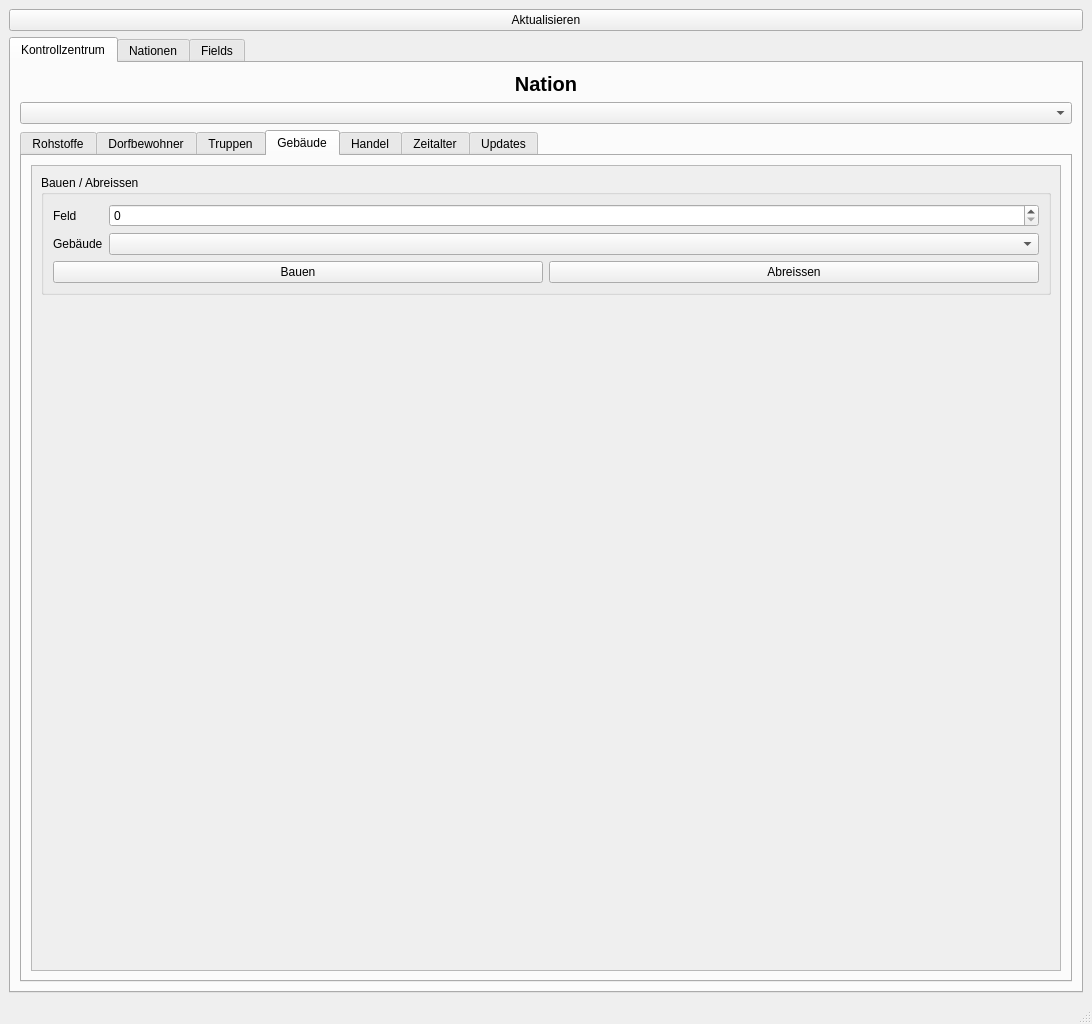
The window that src/ui/GameUI.ui (lstoffer/Age-of-Empires) describes before a commit, drawn with Qt 5.
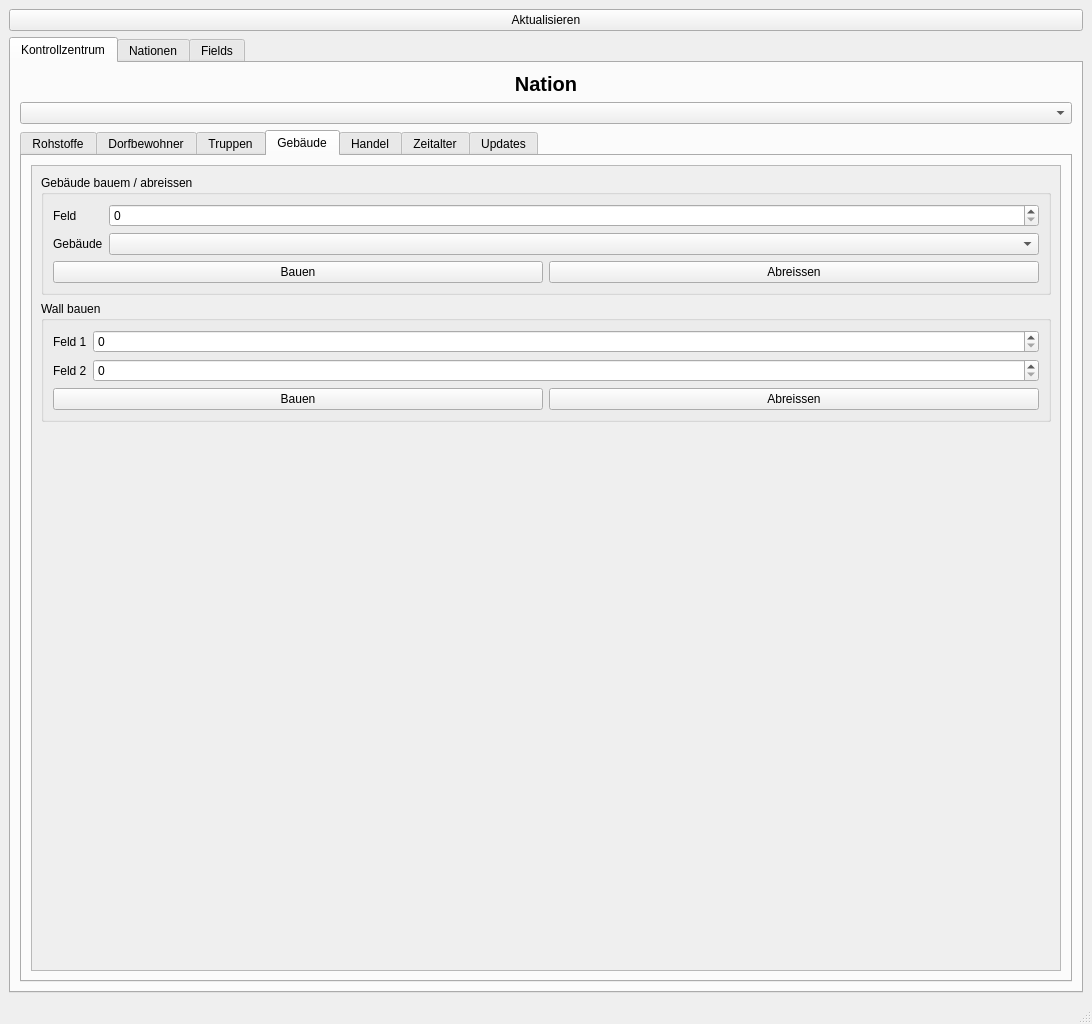
The same window after the commit. The open tabs and pages were chosen to show the change.

Commit message: fixed wall logic

```diff
--- a/src/ui/GameUI.ui
+++ b/src/ui/GameUI.ui
@@ -661,15 +661,15 @@
                 <rect>
                  <x>0</x>
                  <y>0</y>
-                 <width>1024</width>
-                 <height>790</height>
+                 <width>1036</width>
+                 <height>745</height>
                 </rect>
                </property>
                <layout class="QVBoxLayout" name="verticalLayout_25">
                 <item>
                  <widget class="QGroupBox" name="groupBox_6">
                   <property name="title">
-                   <string>Bauen / Abreissen</string>
+                   <string>Gebäude bauem / abreissen</string>
                   </property>
                   <layout class="QVBoxLayout" name="verticalLayout_23">
                    <item>
@@ -721,6 +721,65 @@
                   </layout>
                  </widget>
                 </item>
+                <item>
+                 <widget class="QGroupBox" name="groupBox_9">
+                  <property name="title">
+                   <string>Wall bauen</string>
+                  </property>
+                  <layout class="QVBoxLayout" name="verticalLayout_33">
+                   <item>
+                    <layout class="QFormLayout" name="formLayout_10">
+                     <item row="0" column="0">
+                      <widget class="QLabel" name="label_48">
+                       <property name="text">
+                        <string>Feld 1</string>
+                       </property>
+                      </widget>
+                     </item>
+                     <item row="0" column="1">
+                      <widget class="QSpinBox" name="buildings_wall_field1_select_spinBox">
+                       <property name="maximum">
+                        <number>1000</number>
+                       </property>
+                      </widget>
+                     </item>
+                     <item row="1" column="0">
+                      <widget class="QLabel" name="label_49">
+                       <property name="text">
+                        <string>Feld 2</string>
+                       </property>
+                      </widget>
+                     </item>
+                     <item row="1" column="1">
+                      <widget class="QSpinBox" name="buildings_wall_field2_select_spinBox">
+                       <property name="maximum">
+                        <number>1000</number>
+                       </property>
+                      </widget>
+                     </item>
+                    </layout>
+                   </item>
+                   <item>
+                    <layout class="QHBoxLayout" name="horizontalLayout_6">
+                     <item>
+                      <widget class="QPushButton" name="building_wall_build_btn">
+                       <property name="text">
+                        <string>Bauen</string>
+                       </property>
+                      </widget>
+                     </item>
+                     <item>
+                      <widget class="QPushButton" name="building_wall_destroy_btn">
+                       <property name="text">
+                        <string>Abreissen</string>
+                       </property>
+                      </widget>
+                     </item>
+                    </layout>
+                   </item>
+                  </layout>
+                 </widget>
+                </item>
                 <item>
                  <spacer name="verticalSpacer_5">
                   <property name="orientation">
```
Left out of the diff: 36 changed lines with no effect on the pictures. The commit also changes 5 other files.
